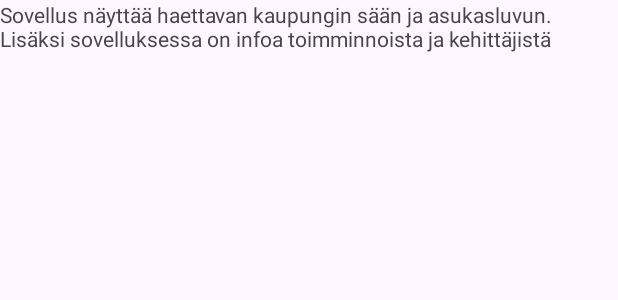
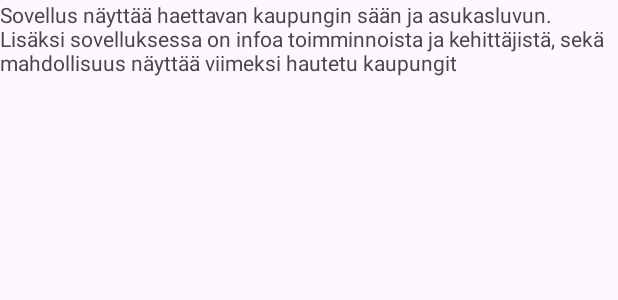
Before and after one commit to eerihyppanen/Harkkatyo, an Android app: the layout fragment_b.xml on its own in the app's theme, with its tools: preview values and no code run, on a phone screen of 412 x 824 dp. Shown: the top 300 px of the screen. Run offline under Robolectric (Android 15) with nearby library versions, the phone set to English and light mode, and no system bars.

Commit message:
ekat koodit
toinen push: sää ja asukasmäärä toimii

kolmas push: fragmentit lisätty

neljäs: ui korjattu ja fragmenteissä tietoa

viides: korjattu perus toimivuus

```diff
--- a/app/src/main/res/layout/activity_main.xml
+++ b/app/src/main/res/layout/activity_main.xml
@@ -50,7 +50,7 @@
         android:layout_width="wrap_content"
         android:layout_height="wrap_content"
         android:layout_marginTop="60dp"
-        android:text="population"
+        android:text="Asukasluku"
         app:layout_constraintEnd_toEndOf="parent"
         app:layout_constraintHorizontal_bias="0.072"
         app:layout_constraintStart_toStartOf="parent"
--- a/app/src/main/res/layout/fragment_b.xml
+++ b/app/src/main/res/layout/fragment_b.xml
@@ -11,7 +11,7 @@
         android:layout_width="match_parent"
         android:layout_height="match_parent"
         android:text="Sovellus näyttää haettavan kaupungin sään ja asukasluvun. Lisäksi sovelluksessa
-on infoa toimminnoista ja kehittäjistä"
+on infoa toimminnoista ja kehittäjistä, sekä mahdollisuus näyttää viimeksi hautetu kaupungit"
         android:layout_gravity="center"/>
 
 </FrameLayout>
```
